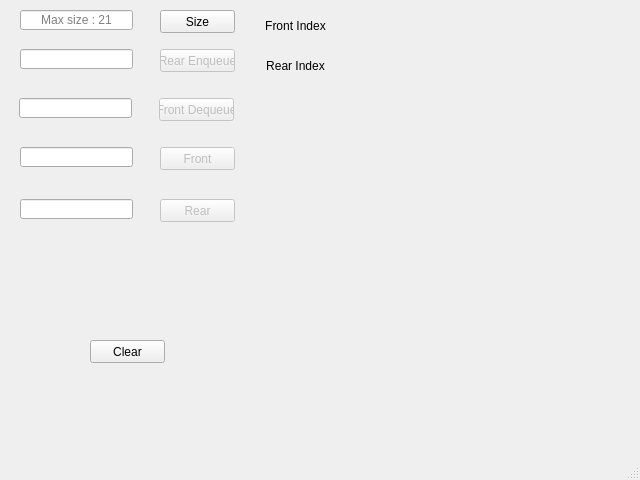
Above: khappppi/circQueue.ui from Gaurang1044/Data-Structure-Visualizer before the change. Below: the same form after it.
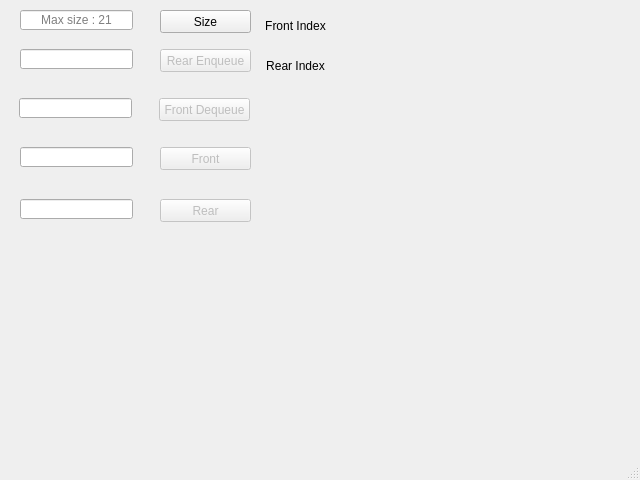
That is the form after the change.

```diff
--- a/khappppi/circQueue.ui
+++ b/khappppi/circQueue.ui
@@ -22,7 +22,7 @@
      <rect>
       <x>159</x>
       <y>98</y>
-      <width>75</width>
+      <width>91</width>
       <height>23</height>
      </rect>
     </property>
@@ -70,7 +70,7 @@
      <rect>
       <x>160</x>
       <y>147</y>
-      <width>75</width>
+      <width>91</width>
       <height>23</height>
      </rect>
     </property>
@@ -94,19 +94,6 @@
      <set>Qt::AlignCenter</set>
     </property>
    </widget>
-   <widget class="QPushButton" name="clearButton">
-    <property name="geometry">
-     <rect>
-      <x>90</x>
-      <y>340</y>
-      <width>75</width>
-      <height>23</height>
-     </rect>
-    </property>
-    <property name="text">
-     <string>Clear</string>
-    </property>
-   </widget>
    <widget class="QLineEdit" name="sizeEdit">
     <property name="enabled">
      <bool>true</bool>
@@ -134,7 +121,7 @@
      <rect>
       <x>160</x>
       <y>10</y>
-      <width>75</width>
+      <width>91</width>
       <height>23</height>
      </rect>
     </property>
@@ -179,7 +166,7 @@
      <rect>
       <x>160</x>
       <y>49</y>
-      <width>75</width>
+      <width>91</width>
       <height>23</height>
      </rect>
     </property>
@@ -195,7 +182,7 @@
      <rect>
       <x>160</x>
       <y>199</y>
-      <width>75</width>
+      <width>91</width>
       <height>23</height>
      </rect>
     </property>
```
Left out of the diff: 2 changed lines with no effect on the pictures.
